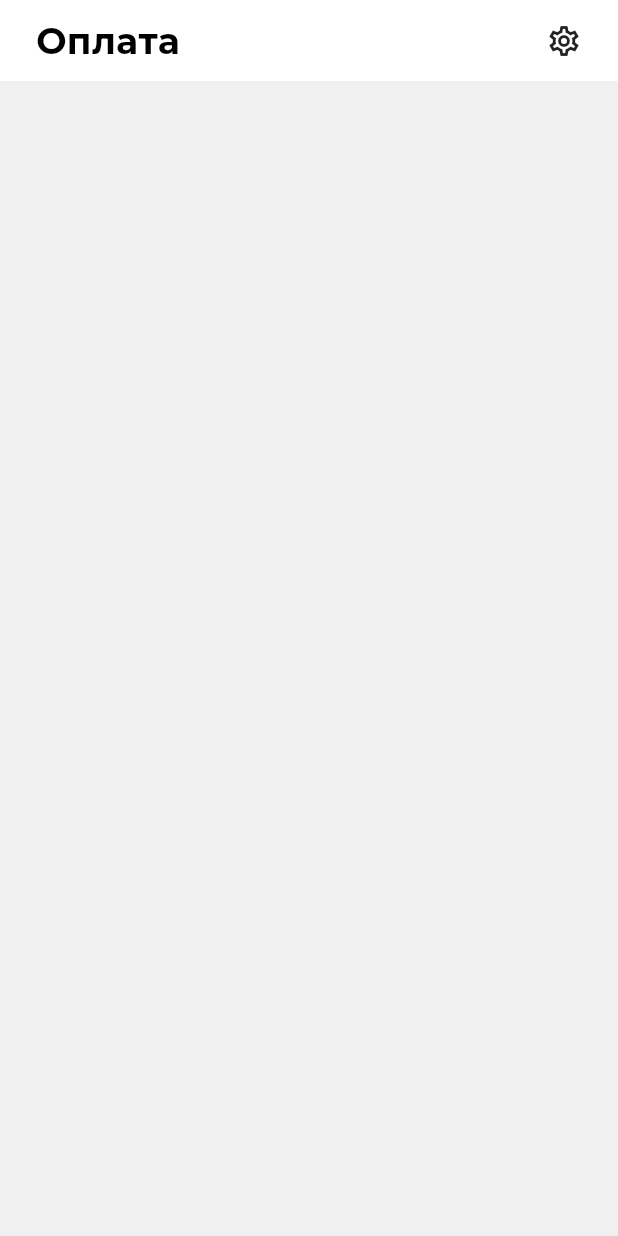
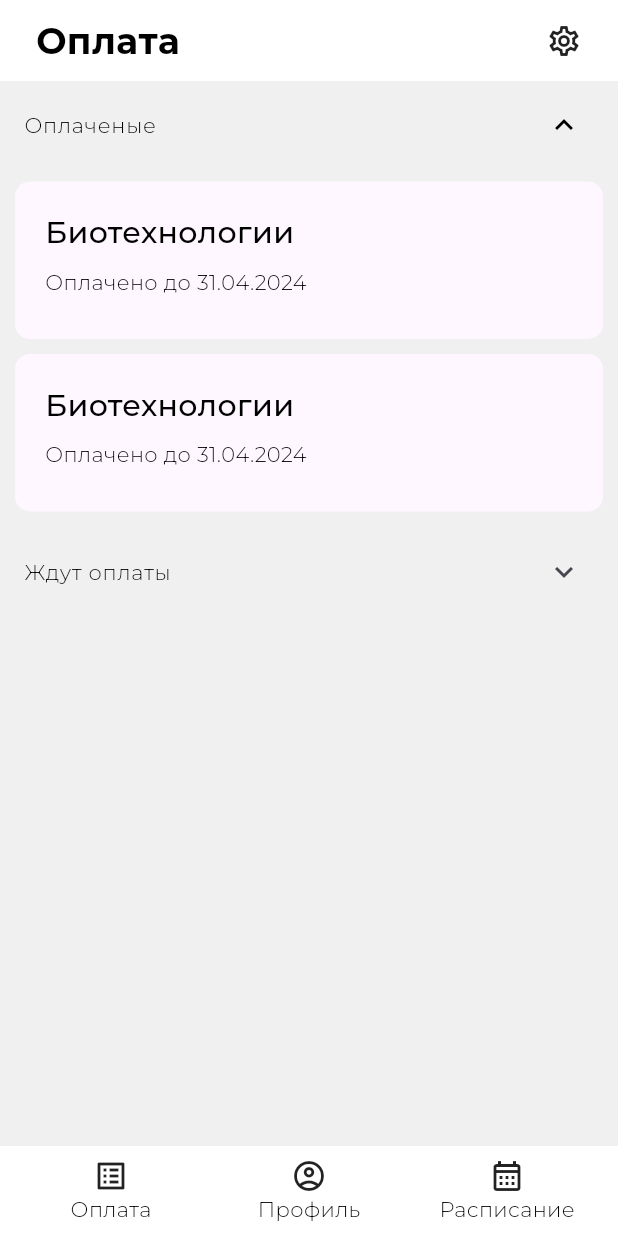
Before and after one commit to NoRulee/ingenerium, a Flutter app: the screen it shows after launch, on a phone screen of 412 x 824 dp. Run offline on Flutter 3.47's test engine with Material 3 defaults, Android fonts, the light colour scheme and no system bars; project files that could hold a hidden picture were left out.

Commit message:
feat: add payment_page

```diff
--- a/lib/src/presentation/payment_page.dart
+++ b/lib/src/presentation/payment_page.dart
@@ -1,21 +1,164 @@
+import 'package:flutter/cupertino.dart';
 import 'package:flutter/material.dart';
+import 'package:flutter/widgets.dart';
 import 'package:injenerium_mobile_app/src/presentation/style/color_style.dart';
+import 'package:injenerium_mobile_app/src/presentation/style/text_stryle.dart';
 import 'package:injenerium_mobile_app/src/presentation/widgets/custom_app_bar.dart';
+import 'package:injenerium_mobile_app/src/presentation/widgets/custom_navigation_bar.dart';
 
 class PaymentPage extends StatelessWidget {
   const PaymentPage({super.key});
 
   @override
   Widget build(BuildContext context) {
+    const bool payed = false;
+    const bool notPay = true;
+
     return Scaffold(
       backgroundColor: getSecondaryColor(context),
-      body: SafeArea(
+      body: const SafeArea(
         child: Column(
           children: [
             CustomAppBar(title: 'Оплата', settings: true),
+            Expanded(
+              child: SingleChildScrollView(
+                child: Column(
+                  children: [
+                    _CustomExpTile(
+                      vis: payed,
+                      title: 'Оплаченые',
+                      titleInBox: 'Биотехнологии',
+                      onfoInBox: 'Оплачено до 31.04.2024',
+                      open: true,
+                    ),
+                    _CustomExpTile(
+                      open: false,
+                      vis: notPay,
+                      title: 'Ждут оплаты',
+                      titleInBox: 'Робототехника',
+                      onfoInBox: 'Следующее занятие - 24.04.2024',
+                    ),
+                  ],
+                ),
+              ),
+            ),
+            CustomNavBar(),
           ],
         ),
       ),
     );
   }
 }
+
+class _CustomExpTile extends StatelessWidget {
+  final String title;
+  final bool vis;
+  final String titleInBox;
+  final String onfoInBox;
+  final bool open;
+
+  const _CustomExpTile({
+    required this.vis,
+    required this.title,
+    required this.titleInBox,
+    required this.onfoInBox,
+    required this.open,
+  });
+
+  @override
+  Widget build(BuildContext context) {
+    return Theme(
+      data: ThemeData(dividerColor: Colors.transparent),
+      child: ExpansionTile(
+        title: Text(
+          title,
+          style: getLightTextStyle(context),
+        ),
+        initiallyExpanded: open,
+        maintainState: true,
+        iconColor: Colors.black,
+        children: [
+          Padding(
+            padding: const EdgeInsets.all(10.0),
+            child: Column(
+              mainAxisSize: MainAxisSize.min,
+              children: [
+                _CustomPaymentContainer(
+                  title: titleInBox,
+                  info: onfoInBox,
+                  vis: vis,
+                ),
+                const SizedBox(height: 10),
+                _CustomPaymentContainer(
+                  title: titleInBox,
+                  info: onfoInBox,
+                  vis: vis,
+                ),
+              ],
+            ),
+          )
+        ],
+      ),
+    );
+  }
+}
+
+class _CustomPaymentContainer extends StatelessWidget {
+  final String title;
+  final String info;
+  final bool vis;
+
+  const _CustomPaymentContainer({
+    required this.title,
+    required this.info,
+    required this.vis,
+  });
+
+  @override
+  Widget build(BuildContext context) {
+    return Container(
+      width: double.infinity,
+      decoration: BoxDecoration(
+        color: getBackgroundColor(context),
+        borderRadius: BorderRadius.circular(10.0),
+      ),
+      child: Padding(
+        padding: const EdgeInsets.all(20.0),
+        child: Column(
+          crossAxisAlignment: CrossAxisAlignment.start,
+          children: [
+            Text(
+              title,
+              style: getMediumTextStyle(context),
+            ),
+            const SizedBox(height: 8.0),
+            Text(
+              info,
+              style: getLightTextStyle(context),
+            ),
+            const SizedBox(height: 8.0),
+            Visibility(
+              visible: vis,
+              child: SizedBox(
+                width: double.infinity,
+                child: FilledButton(
+                  style: ButtonStyle(
+                    backgroundColor: MaterialStatePropertyAll(getPrimaryColor(context)),
+                  ),
+                  onPressed: () {},
+                  child: Padding(
+                    padding: const EdgeInsets.all(10.0),
+                    child: Text(
+                      'Оплатить',
+                      style: getRegularTextStyle(context, color: Colors.white),
+                    ),
+                  ),
+                ),
+              ),
+            ),
+          ],
+        ),
+      ),
+    );
+  }
+}
```
